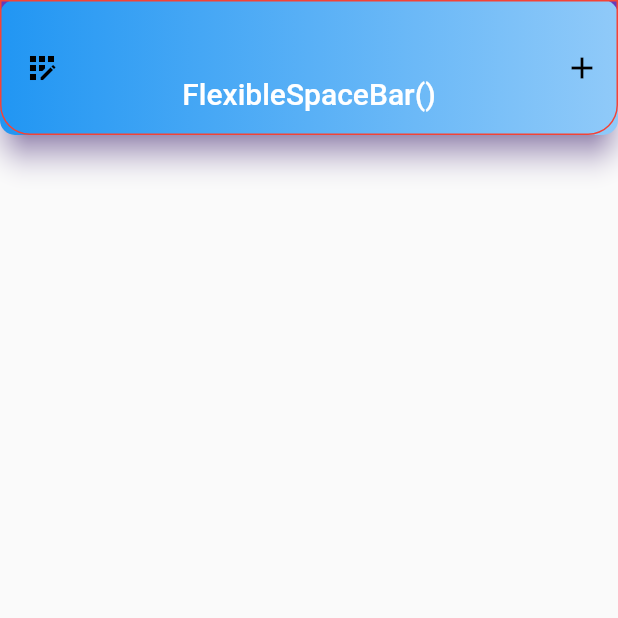
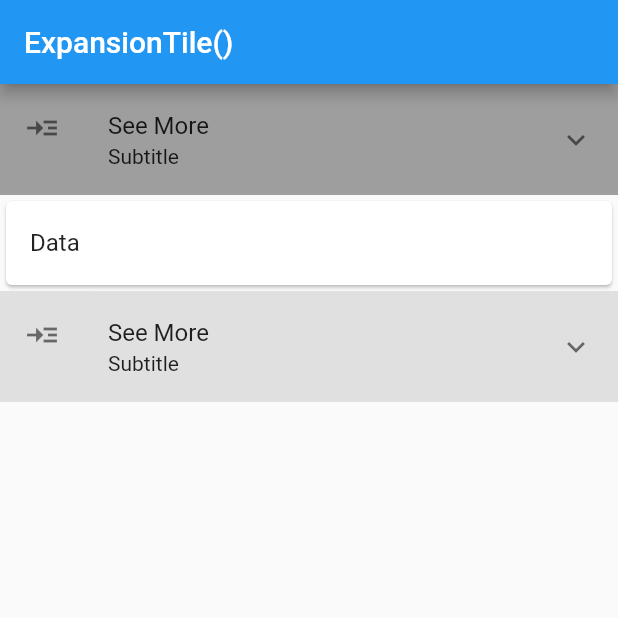
Before and after one commit to partho-debnath/flutter, a Flutter app: the screen it shows after launch, on a phone screen of 412 x 824 dp, the top half of it. Run offline on Flutter 3.47's test engine with Material 2 defaults, Android fonts, the phone set to English and light mode, and no system bars.

Commit message:
add ExpansionTile() Widget

```diff
--- a/lib/main.dart
+++ b/lib/main.dart
@@ -1,6 +1,6 @@
 import 'package:flutter/material.dart';
 
-import './widgets/appbar_widget.dart';
+import './screens/home_screen.dart';
 
 void main() {
   runApp(const MyApp());
@@ -14,7 +14,7 @@ class MyApp extends StatelessWidget {
     return const MaterialApp(
       debugShowCheckedModeBanner: false,
       title: 'Widgets',
-      home: MyAppBar(),
+      home: HomeScreen(),
     );
   }
 }
--- a/lib/screens/home_screen.dart
+++ b/lib/screens/home_screen.dart
@@ -1,6 +1,6 @@
 import 'package:flutter/material.dart';
 
-import '../widgets/futurebuilder_widget.dart';
+import '../widgets/expansiontile_widget.dart';
 
 class HomeScreen extends StatelessWidget {
   const HomeScreen({Key? key}) : super(key: key);
@@ -9,9 +9,9 @@ class HomeScreen extends StatelessWidget {
   Widget build(BuildContext context) {
     return Scaffold(
       appBar: AppBar(
-        title: const Text('FutureBuilder()'),
+        title: const Text('ExpansionTile()'),
       ),
-      body: const FutureBuilderWidget(),
+      body: const MyExpansionTile(),
     );
   }
 }
--- /dev/null
+++ b/lib/widgets/expansiontile_widget.dart
@@ -0,0 +1,44 @@
+import 'package:flutter/material.dart';
+
+class MyExpansionTile extends StatelessWidget {
+  const MyExpansionTile({super.key});
+
+  @override
+  Widget build(BuildContext context) {
+    return Column(
+      children: <Widget>[
+        ExpansionTile(
+          leading: const Icon(Icons.read_more),
+          title: const Text('See More'),
+          subtitle: const Text('Subtitle'),
+          childrenPadding: const EdgeInsetsDirectional.only(start: 10),
+          backgroundColor: Colors.grey.shade300,
+          collapsedBackgroundColor: Colors.grey,
+          iconColor: Colors.green,
+          children: const <Widget>[
+            ListTile(title: Text('List 1')),
+            ListTile(title: Text('List 2')),
+            ListTile(title: Text('List 3')),
+            ListTile(title: Text('List 4')),
+          ],
+        ),
+        const Card(child: ListTile(title: Text('Data'))),
+        ExpansionTile(
+          leading: const Icon(Icons.read_more),
+          title: const Text('See More'),
+          subtitle: const Text('Subtitle'),
+          childrenPadding: const EdgeInsetsDirectional.only(start: 10),
+          backgroundColor: Colors.grey,
+          collapsedBackgroundColor: Colors.grey.shade300,
+          // iconColor: Colors.green,
+          children: const <Widget>[
+            ListTile(title: Text('List 1')),
+            ListTile(title: Text('List 2')),
+            ListTile(title: Text('List 3')),
+            ListTile(title: Text('List 4')),
+          ],
+        ),
+      ],
+    );
+  }
+}
```
Also changed, not shown: 1 other file.
